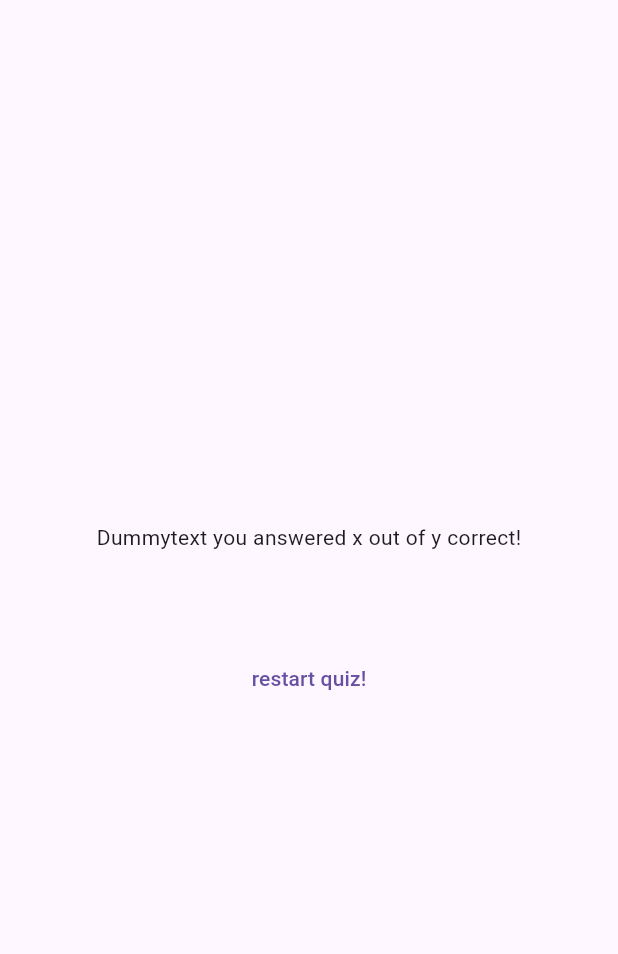
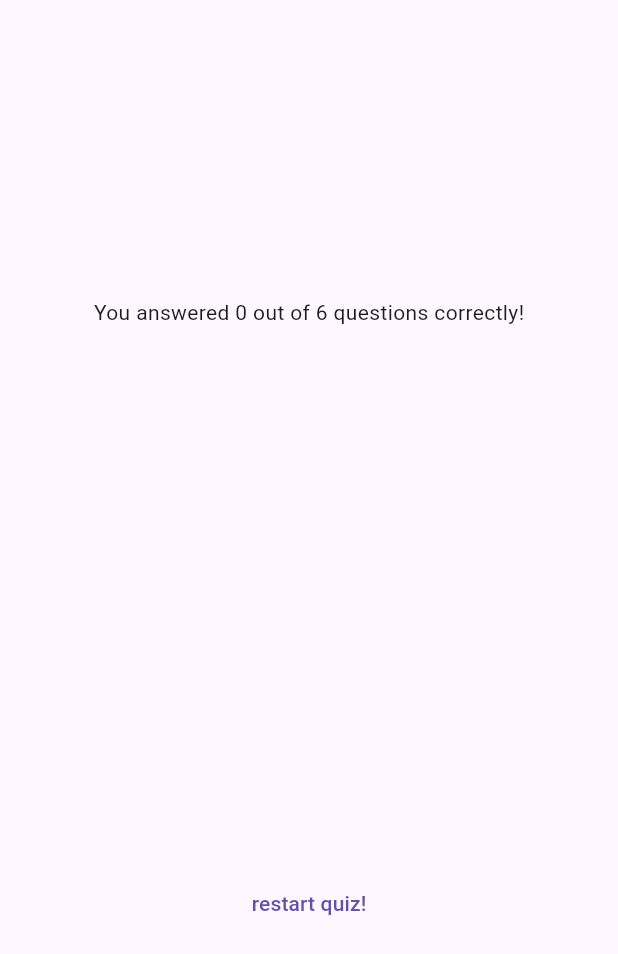
Before and after one commit to JoshuaScherer1996/quiz_app, a Flutter app: the ResultsScreen widget shown alone on an empty page, opened directly with empty values, on a phone screen of 412 x 824 dp. Shown: the top 954 px of the screen. Run offline on Flutter 3.47's test engine with Material 3 defaults, Android fonts, the phone set to English and light mode, and no system bars; our stand-ins replace google_fonts.

Commit message:
Introduced singleChildScrollView to make my summary scrollable

```diff
--- a/lib/questions_summary.dart
+++ b/lib/questions_summary.dart
@@ -7,7 +7,10 @@ class QuestionsSummary extends StatelessWidget {
 
   @override
   Widget build(BuildContext context) {
-    return Column(
+    return SizedBox(
+      height: 300,
+      child: SingleChildScrollView(
+        child: Column(
           children: summaryData.map((data) {
             return Row(
               children: [
@@ -27,6 +30,8 @@ class QuestionsSummary extends StatelessWidget {
               ],
             );
           }).toList(),
+        ),
+      ),
     );
   }
 }
--- a/lib/results_screen.dart
+++ b/lib/results_screen.dart
@@ -26,6 +26,12 @@ class ResultsScreen extends StatelessWidget {
 
   @override
   Widget build(BuildContext context) {
+    final summaryData = getSummaryData();
+    final numTotalQuestions = questions.length;
+    final numCorrectQuesions = summaryData.where((data) {
+      return data['user_answer'] == data['correct_answer'];
+    }).length;
+
     return SizedBox(
       width: double.infinity,
       child: Container(
@@ -33,11 +39,13 @@ class ResultsScreen extends StatelessWidget {
         child: Column(
           mainAxisAlignment: MainAxisAlignment.center,
           children: [
-            const Text('Dummytext you answered x out of y correct!'),
+            Text(
+              'You answered $numCorrectQuesions out of $numTotalQuestions questions correctly!',
+            ),
             const SizedBox(
               height: 30,
             ),
-            QuestionsSummary(getSummaryData()),
+            QuestionsSummary(summaryData),
             const SizedBox(
               height: 30,
             ),
```
Lines whose indentation alone changed are shown as unchanged.
